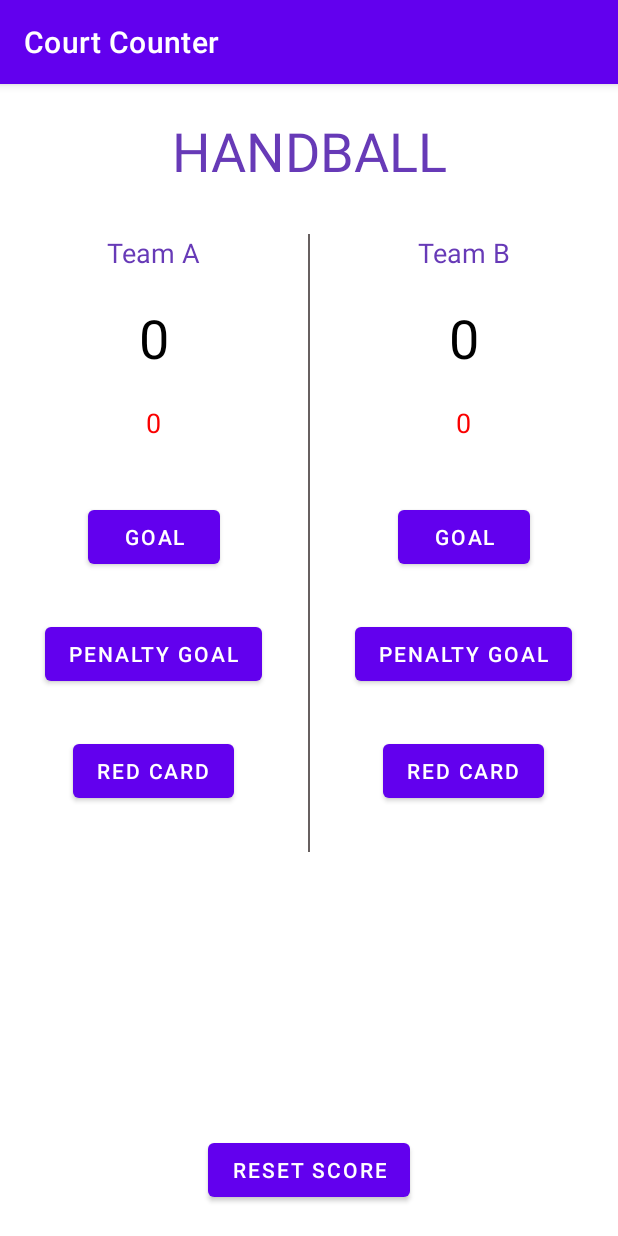
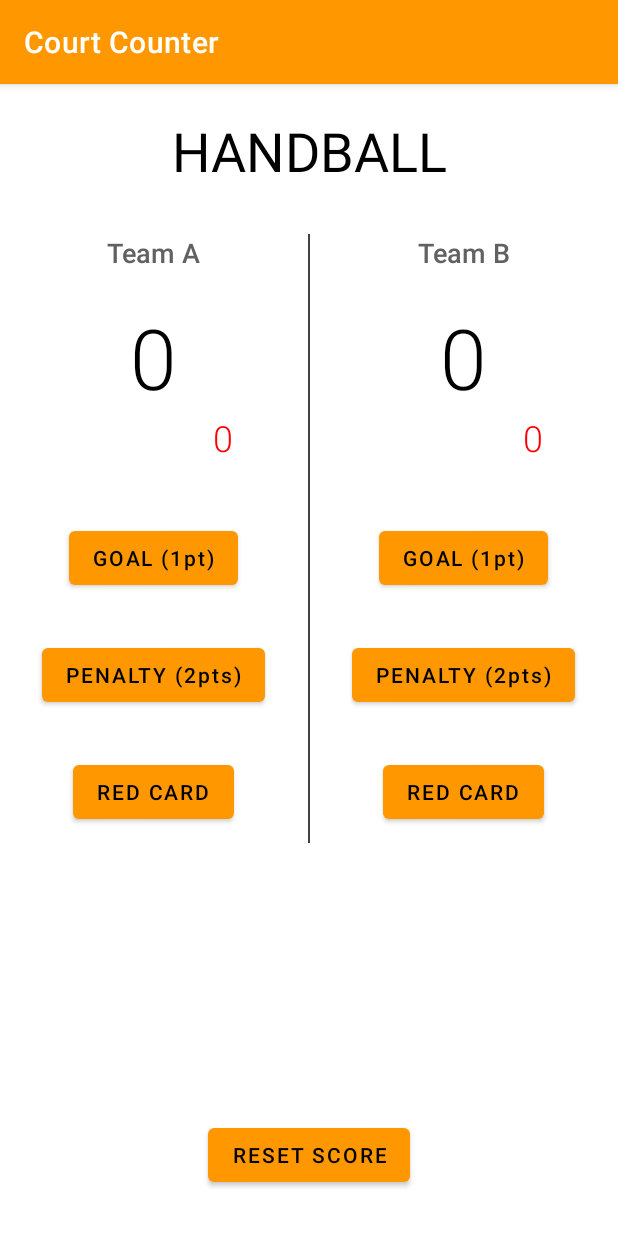
Before and after one commit to ahmed-razic/AndroidBasics_ScoreKeeper, an Android app: the screen it shows after launch (MainActivity), on a phone screen of 412 x 824 dp. Run offline under Robolectric (Android 15) with nearby library versions, the phone set to English and light mode, and no system bars.

```diff
--- a/app/src/main/java/com/example/android/scorekeeper/MainActivity.java
+++ b/app/src/main/java/com/example/android/scorekeeper/MainActivity.java
@@ -50,7 +50,7 @@ public class MainActivity extends AppCompatActivity {
     }
 
     public void addPenaltyGoalTeamA(View v) {
-        scoreTeamA = scoreTeamA + 1;
+        scoreTeamA = scoreTeamA + 2;
         displayGoalsTeamA(scoreTeamA);
     }
 
@@ -65,7 +65,7 @@ public class MainActivity extends AppCompatActivity {
     }
 
     public void addPenaltyGoalTeamB(View v) {
-        scoreTeamB = scoreTeamB +1;
+        scoreTeamB = scoreTeamB + 2;
         displayGoalsTeamB(scoreTeamB);
     }
 
--- a/app/src/main/res/layout/activity_main.xml
+++ b/app/src/main/res/layout/activity_main.xml
@@ -15,7 +15,7 @@
         android:layout_marginTop="20dp"
         android:gravity="center"
         android:text="@string/handball"
-        android:textColor="#673AB7"
+        android:textColor="#000000"
         android:textSize="36sp" />
 
     <LinearLayout
@@ -37,9 +37,10 @@
                 android:layout_gravity="center"
                 android:layout_marginTop="20dp"
                 android:layout_marginBottom="20dp"
+                android:fontFamily="sans-serif-medium"
                 android:gravity="center"
                 android:text="@string/team_a"
-                android:textColor="#673AB7"
+                android:textColor="#616161"
                 android:textSize="18sp" />
 
             <TextView
@@ -47,21 +48,25 @@
                 android:layout_width="wrap_content"
                 android:layout_height="wrap_content"
                 android:layout_gravity="center"
-                android:layout_marginBottom="20dp"
+                android:layout_marginBottom="0dp"
+                android:fontFamily="sans-serif-light"
                 android:gravity="center"
                 android:textColor="#000000"
-                android:textSize="36sp"
+                android:textSize="56sp"
                 tools:text="0" />
 
             <TextView
                 android:id="@+id/score_red_card_a"
                 android:layout_width="wrap_content"
                 android:layout_height="wrap_content"
-                android:layout_gravity="center"
+                android:layout_gravity="center|end"
+                android:layout_marginEnd="50dp"
+                android:layout_marginRight="50dp"
                 android:layout_marginBottom="40dp"
+                android:fontFamily="sans-serif-light"
                 android:gravity="center"
-                android:textColor="#FA0000"
-                android:textSize="18sp"
+                android:textColor="#FF0000"
+                android:textSize="24sp"
                 tools:text="0" />
 
             <Button
@@ -71,7 +76,8 @@
                 android:layout_gravity="center"
                 android:layout_marginBottom="30dp"
                 android:onClick="addGoalTeamA"
-                android:text="@string/goal_a" />
+                android:text="@string/goal_1pt_a"
+                android:textAllCaps="false" />
 
             <Button
                 android:id="@+id/button2"
@@ -80,7 +86,8 @@
                 android:layout_gravity="center"
                 android:layout_marginBottom="30dp"
                 android:onClick="addPenaltyGoalTeamA"
-                android:text="@string/penalty_goal_a" />
+                android:text="@string/penalty_2pts_a"
+                android:textAllCaps="false" />
 
             <Button
                 android:id="@+id/button3"
@@ -97,11 +104,12 @@
             android:layout_width="1dp"
             android:layout_height="match_parent"
             android:layout_marginTop="20dp"
-            android:background="#676060" />
+            android:layout_marginBottom="20dp"
+            android:background="#434040" />
 
         <LinearLayout
             android:layout_width="0dp"
-            android:layout_height="wrap_content"
+            android:layout_height="match_parent"
             android:layout_weight="1"
             android:orientation="vertical">
 
@@ -112,8 +120,9 @@
                 android:layout_gravity="center"
                 android:layout_marginTop="20dp"
                 android:layout_marginBottom="20dp"
+                android:fontFamily="sans-serif-medium"
                 android:text="@string/team_b"
-                android:textColor="#673AB7"
+                android:textColor="#616161"
                 android:textSize="18sp" />
 
             <TextView
@@ -121,19 +130,23 @@
                 android:layout_width="wrap_content"
                 android:layout_height="wrap_content"
                 android:layout_gravity="center"
-                android:layout_marginBottom="20dp"
+                android:layout_marginBottom="0dp"
+                android:fontFamily="sans-serif-light"
                 android:textColor="#000000"
-                android:textSize="36sp"
+                android:textSize="56sp"
                 tools:text="0" />
 
             <TextView
                 android:id="@+id/score_red_card_b"
                 android:layout_width="wrap_content"
                 android:layout_height="wrap_content"
-                android:layout_gravity="center"
+                android:layout_gravity="center|end"
+                android:layout_marginEnd="50dp"
+                android:layout_marginRight="50dp"
                 android:layout_marginBottom="40dp"
-                android:textColor="#FA0000"
-                android:textSize="18sp"
+                android:fontFamily="sans-serif-light"
+                android:textColor="#FF0000"
+                android:textSize="24sp"
                 tools:text="0" />
 
             <Button
@@ -143,7 +156,8 @@
                 android:layout_gravity="center"
                 android:layout_marginBottom="30dp"
                 android:onClick="addGoalTeamB"
-                android:text="@string/goal_b" />
+                android:text="@string/goal_1pt_b"
+                android:textAllCaps="false" />
 
             <Button
                 android:id="@+id/button5"
@@ -152,7 +166,8 @@
                 android:layout_gravity="center"
                 android:layout_marginBottom="30dp"
                 android:onClick="addPenaltyGoalTeamB"
-                android:text="@string/penalty_goal_b" />
+                android:text="@string/penalty_2pts_b"
+                android:textAllCaps="false" />
 
             <Button
                 android:id="@+id/button6"
@@ -174,7 +189,7 @@
         android:layout_centerHorizontal="true"
         android:onClick="resetScore"
         android:text="@string/reset_score"
-        android:translationY="-20dp" />
+        android:translationY="-30dp" />
 
 
 </RelativeLayout>
--- a/app/src/main/res/values/strings.xml
+++ b/app/src/main/res/values/strings.xml
@@ -3,12 +3,14 @@
     <string name="action_settings">Settings</string>
     <string name="handball">HANDBALL</string>
     <string name="goal_a">GOAL</string>
-    <string name="penalty_goal_a">Penalty goal</string>
     <string name="red_card_a">Red card</string>
     <string name="goal_b">GOAL</string>
     <string name="red_card_b">Red card</string>
-    <string name="penalty_goal_b">Penalty goal</string>
     <string name="reset_score">Reset score</string>
     <string name="team_a">Team A</string>
     <string name="team_b">Team B</string>
+    <string name="goal_1pt_a">GOAL (1pt)</string>
+    <string name="goal_1pt_b">GOAL (1pt)</string>
+    <string name="penalty_2pts_a">PENALTY (2pts)</string>
+    <string name="penalty_2pts_b">PENALTY (2pts)</string>
 </resources>
--- a/app/src/main/res/values/themes.xml
+++ b/app/src/main/res/values/themes.xml
@@ -2,9 +2,9 @@
     <!-- Base application theme. -->
     <style name="Theme.ScoreKeeper" parent="Theme.MaterialComponents.DayNight.DarkActionBar">
         <!-- Primary brand color. -->
-        <item name="colorPrimary">@color/purple_500</item>
-        <item name="colorPrimaryVariant">@color/purple_700</item>
-        <item name="colorOnPrimary">@color/white</item>
+        <item name="colorPrimary">#FF9800</item>
+        <item name="colorPrimaryVariant">#FF9800</item>
+        <item name="colorOnPrimary">@color/black</item>
         <!-- Secondary brand color. -->
         <item name="colorSecondary">@color/teal_200</item>
         <item name="colorSecondaryVariant">@color/teal_700</item>
@@ -12,5 +12,7 @@
         <!-- Status bar color. -->
         <item name="android:statusBarColor" tools:targetApi="l">?attr/colorPrimaryVariant</item>
         <!-- Customize your theme here. -->
+        <!-- Background color of buttons in the app -->
+        <item name="colorButtonNormal">#FF9800</item>
     </style>
 </resources>
```
